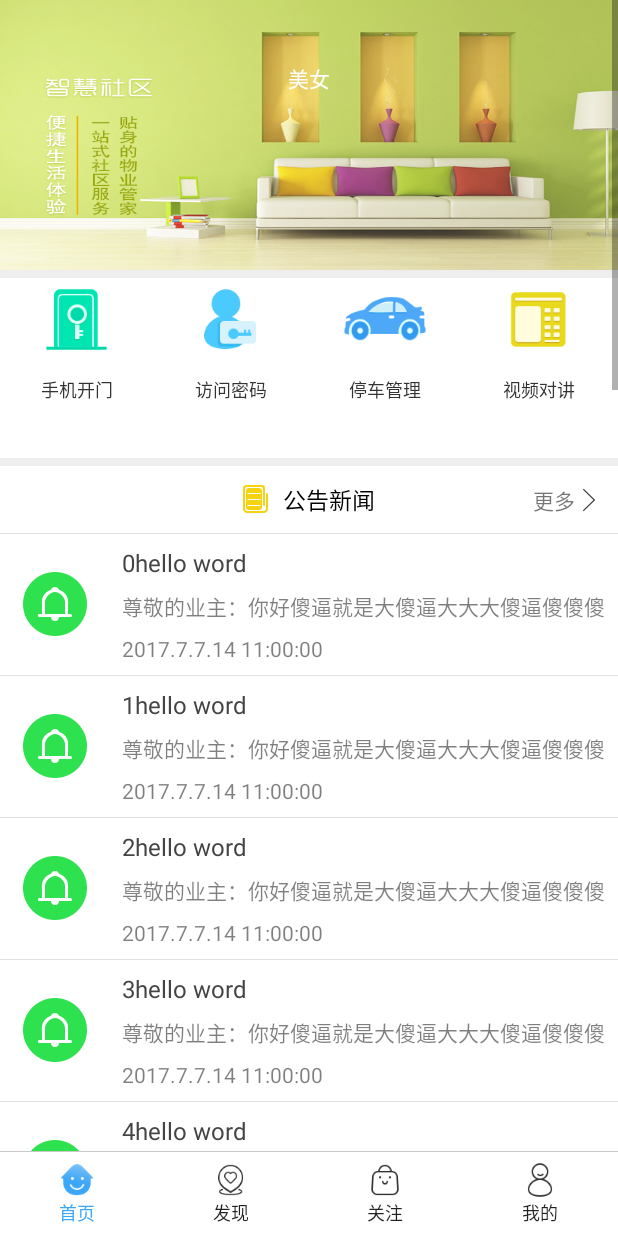
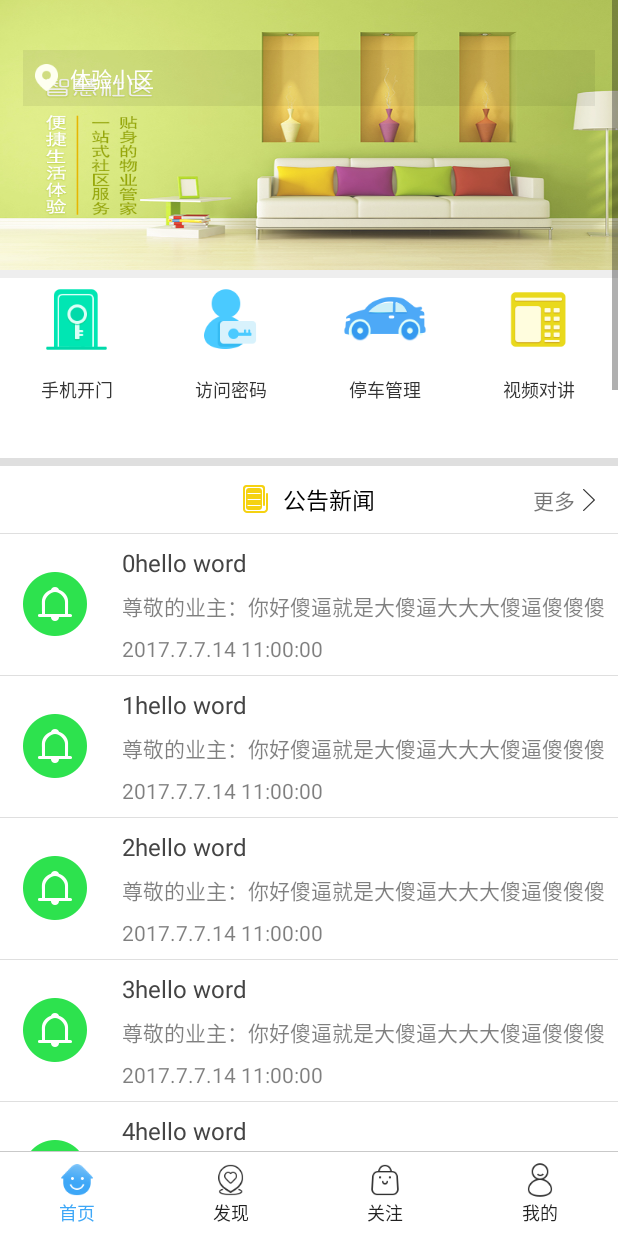
Before and after one commit to zhutao05/EPublicLife, an Android app: the HomeActivity screen opened directly, with no data from a screen before it, on a phone screen of 412 x 824 dp. Run offline under Robolectric (Android 15) with nearby library versions, the phone set to English and light mode, and no system bars; our stand-ins replace ButterKnife; libraries missing offline, so code that uses them is left out: com.jaeger.library; 1 statement that could not run was skipped.

Commit message:
Rejected commit: Default

```diff
--- a/app/src/main/res/layout/activity_home.xml
+++ b/app/src/main/res/layout/activity_home.xml
@@ -41,6 +41,11 @@
                         android:numColumns="4" />
                 </FrameLayout>
 
+                <ImageView
+                    android:layout_width="match_parent"
+                    android:layout_height="5dip"
+                    android:background="@color/alpha20" />
+
                 <LinearLayout
                     android:layout_width="match_parent"
                     android:layout_height="wrap_content"
@@ -50,7 +55,6 @@
                     <RelativeLayout
                         android:layout_width="match_parent"
                         android:layout_height="45dp"
-                        android:layout_marginTop="5dip"
                         android:background="#ffffff">
 
                         <TextView
@@ -104,14 +108,25 @@
             android:layout_height="?attr/actionBarSize"
             android:background="#00000000">
 
-            <TextView
-                android:layout_width="wrap_content"
+            <LinearLayout
+                android:layout_width="match_parent"
                 android:layout_height="wrap_content"
-                android:layout_centerHorizontal="true"
-                android:layout_centerInParent="true"
-                android:layout_marginLeft="10dip"
-                android:text="美女"
-                android:textColor="#ffffff" />
+                android:layout_centerVertical="true"
+                android:layout_marginLeft="15dip"
+                android:layout_marginRight="15dip"
+                android:background="@color/alpha20">
+
+                <TextView
+                    android:layout_width="wrap_content"
+                    android:layout_height="wrap_content"
+                    android:drawableLeft="@mipmap/location_icon"
+                    android:drawablePadding="8dip"
+                    android:padding="8dip"
+                    android:text="体验小区"
+                    android:textColor="#ffffff" />
+            </LinearLayout>
+
+
         </RelativeLayout>
     </FrameLayout>
 
```
